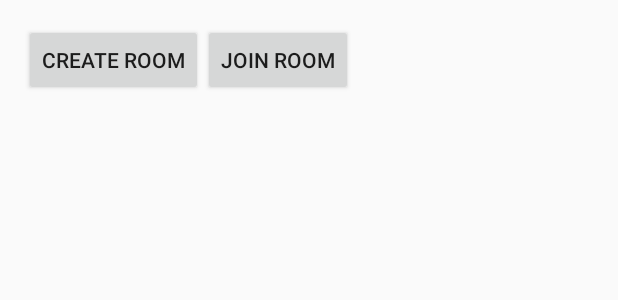
After one commit to ahanguia/FourFun, an Android app: the layout activity_create_join_room.xml on its own in the app's theme, with its tools: preview values and no code run, on a phone screen of 412 x 824 dp. The commit adds this screen. Shown: the top 300 px of the screen. Run offline under Robolectric (Android 15) with nearby library versions, the phone set to English and light mode, and no system bars; network calls fail.

Commit message:
No ERROR ..Communication with server perfect
first workflow(create room and get color)

```diff
--- a/app/src/main/AndroidManifest.xml
+++ b/app/src/main/AndroidManifest.xml
@@ -20,6 +20,8 @@
         </activity>
         <activity android:name=".WaitingActivity" >
         </activity>
+        <activity android:name=".CreateJoinRoomActivity" >
+        </activity>
     </application>
 
 </manifest>
--- /dev/null
+++ b/app/src/main/res/layout/activity_create_join_room.xml
@@ -0,0 +1,20 @@
+<?xml version="1.0" encoding="utf-8"?>
+<LinearLayout xmlns:android="http://schemas.android.com/apk/res/android"
+    xmlns:tools="http://schemas.android.com/tools" android:layout_width="match_parent"
+    android:layout_height="match_parent" android:paddingLeft="@dimen/activity_horizontal_margin"
+    android:paddingRight="@dimen/activity_horizontal_margin"
+    android:paddingTop="@dimen/activity_vertical_margin"
+    android:paddingBottom="@dimen/activity_vertical_margin"
+    tools:context="ixdcth.chalmers.edu.fourfun.CreateJoinRoomActivity">
+    <Button
+        android:text="Create room"
+        android:layout_width="wrap_content"
+        android:layout_height="wrap_content"
+        android:onClick="createRoom"/>
+    <Button
+        android:text="Join Room"
+        android:layout_width="wrap_content"
+        android:layout_height="wrap_content"
+        android:onClick="joinRoom"/>
+
+</LinearLayout>
```
Also changed, not shown: app/src/main/java/ixdcth/chalmers/edu/fourfun/CreateJoinRoomActivity.java (added, +106 -0 lines), app/src/main/java/ixdcth/chalmers/edu/fourfun/MainActivity.java (+4 -68 lines), app/src/main/java/ixdcth/chalmers/edu/fourfun/net/Client.java (+17 -4 lines), app/src/main/res/layout/activity_main.xml (+5 -2 lines).
